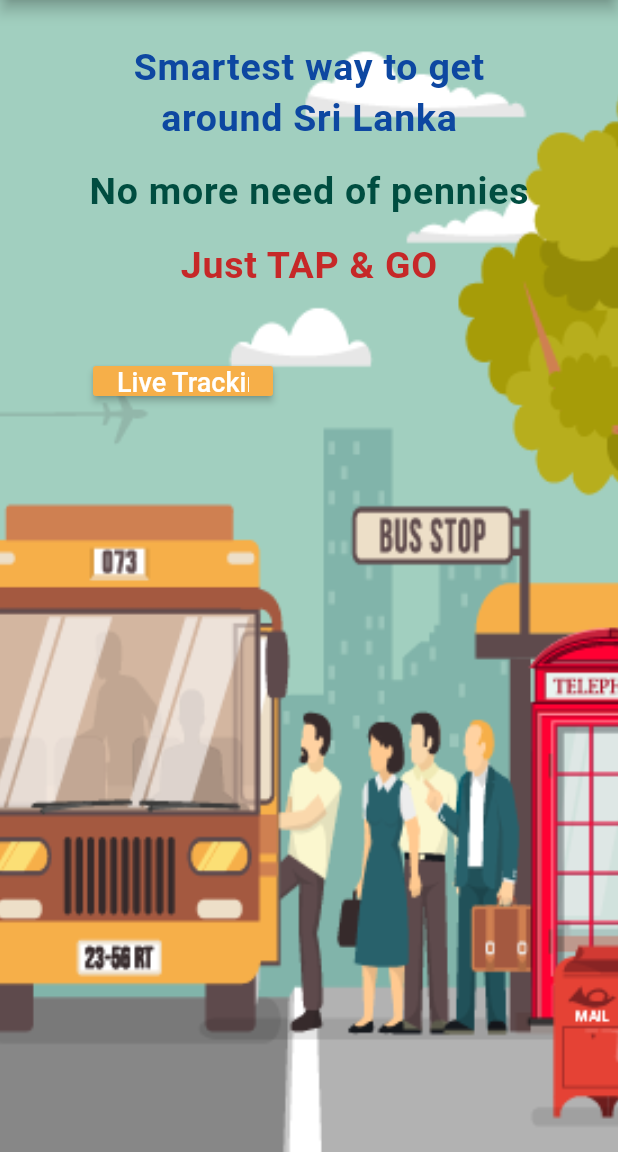
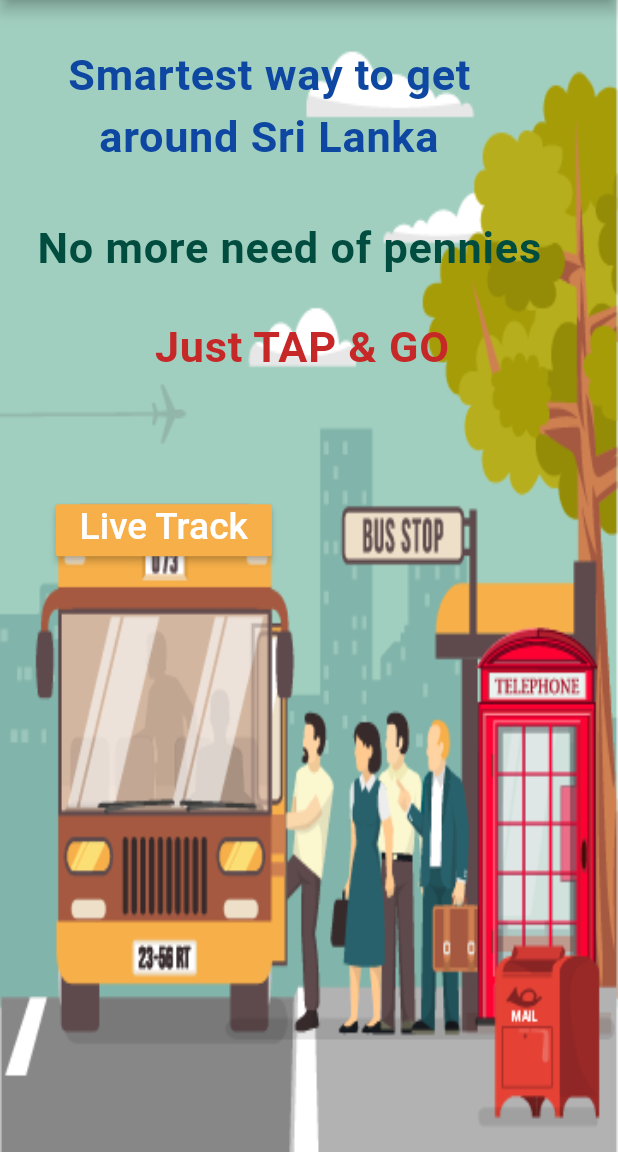
Before and after one commit to heeshala/SmartTraveller, a Flutter app: the screen it shows after launch, on a phone screen of 412 x 824 dp, the part 84-1236 px from its top. Run offline on Flutter 3.47's test engine with Material 2 defaults, Android fonts, the phone set to English and light mode, and no system bars; drawn by our look-alikes of marquee; our stand-ins replace animated_splash_screen, cloud_firestore, firebase_core, flutter_spinkit, geolocator, getwidget and 2 more; missing offline and left inert: flutter_nfc_reader; accounts and stored records are empty; Roboto replaces fonts that are missing (Philosopher).

Commit message:
screen fix

```diff
--- a/lib/Pages/home.dart
+++ b/lib/Pages/home.dart
@@ -16,10 +16,13 @@ class HomePage extends StatefulWidget {
 
 class _NewHomeState extends State<HomePage> {
   Image myImage;
+
   @override
   void initState() {
     myImage = Image.asset("assets/images/background.png");
     super.initState();
+    //
+    //
   }
 
   @override
@@ -146,74 +149,82 @@ class _NewHomeState extends State<HomePage> {
   }
 
   Widget bodyWidget(BuildContext context) {
+    double displayWidth = MediaQuery.of(context).size.width;
+    double displayHeight = MediaQuery.of(context).size.height;
     return Center(
       child: Container(
-          constraints: BoxConstraints.expand(),
+          height: displayHeight,
+          width: displayWidth,
           decoration: BoxDecoration(
               image: DecorationImage(
                   image: AssetImage("assets/images/background.png"),
-                  fit: BoxFit.cover)),
-          child: Column(children: <Widget>[
-            Padding(
-              padding: const EdgeInsets.only(top: 30.00),
+                  fit: BoxFit.fill)),
+          child: Stack(children: <Widget>[
+            Positioned(
+              top: displayHeight * 0.04,
+              left: displayWidth * 0.11,
               child: Text(
-                'Smartest way to get',
+                'Smartest way to get ',
                 style: GoogleFonts.philosopher(
                   textStyle: TextStyle(
                       color: Colors.blue[900],
                       letterSpacing: .5,
-                      fontSize: 25,
+                      fontSize: displayWidth * 0.07,
                       fontWeight: FontWeight.bold),
                 ),
               ),
             ),
-            Padding(
-              padding: const EdgeInsets.only(top: 5.00),
+            Positioned(
+              top: displayHeight * 0.09,
+              left: displayWidth * 0.16,
               child: Text(
                 'around Sri Lanka',
                 style: GoogleFonts.philosopher(
                   textStyle: TextStyle(
                       color: Colors.blue[900],
                       letterSpacing: .5,
-                      fontSize: 25,
+                      fontSize: displayWidth * 0.07,
                       fontWeight: FontWeight.bold),
                 ),
               ),
             ),
-            Padding(
-              padding: const EdgeInsets.only(top: 20.00),
+            Positioned(
+              top: displayHeight * 0.18,
+              left: displayWidth * 0.06,
               child: Text(
                 'No more need of pennies',
                 style: GoogleFonts.philosopher(
                   textStyle: TextStyle(
                       color: Colors.teal[900],
                       letterSpacing: .5,
-                      fontSize: 25,
+                      fontSize: displayWidth * 0.07,
                       fontWeight: FontWeight.w600),
                 ),
               ),
             ),
-            Padding(
-              padding: const EdgeInsets.only(top: 20.00),
+            Positioned(
+              top: displayHeight * 0.26,
+              left: displayWidth * 0.25,
               child: Text(
                 'Just TAP & GO',
                 style: GoogleFonts.philosopher(
                   textStyle: TextStyle(
                       color: Colors.red[800],
                       letterSpacing: .5,
-                      fontSize: 25,
+                      fontSize: displayWidth * 0.07,
                       fontWeight: FontWeight.w600),
                 ),
               ),
             ),
-
-            Padding(
-              padding: const EdgeInsets.only(top: 53.0, right: 168.0),
+            //Live Tracking
+            Positioned(
+              top: displayHeight * 0.408,
+              left: displayWidth * 0.09,
               child: ButtonTheme(
                 buttonColor: Color.fromRGBO(246, 175, 73, 1),
                 child: Container(
-                  height: 20.0,
-                  width: 120,
+                  height: displayHeight * 0.042,
+                  width: displayWidth * 0.35,
                   child: RaisedButton(
                       onPressed: () {
                         Navigator.push(context,
@@ -224,8 +235,10 @@ class _NewHomeState extends State<HomePage> {
                           Expanded(
                             child: Marquee(
                               text: "Live Tracking",
-                              style:
-                                  TextStyle(fontSize: 18, color: Colors.white),
+                              style: GoogleFonts.philosopher(
+                                  textStyle: TextStyle(
+                                      fontSize: displayWidth * 0.06,
+                                      color: Colors.white)),
                               scrollAxis: Axis.horizontal,
                               crossAxisAlignment: CrossAxisAlignment.start,
                               blankSpace: 20.0,
@@ -239,11 +252,14 @@ class _NewHomeState extends State<HomePage> {
             ),
 
             //Telephone
-            Padding(
-                padding: const EdgeInsets.only(top: 30.00, left: 260.0),
+            Positioned(
+                bottom: displayHeight * 0.18,
+                right: displayWidth * 0.05,
                 child: FlatButton(
-                  minWidth: 63.0,
-                  height: 120.0,
+                  minWidth: displayWidth * 0.17,
+                  height: displayHeight * 0.2,
+                  splashColor: Colors.transparent,
+                  highlightColor: Colors.transparent,
                   onPressed: _makingPhoneCall,
                   child: Text(
                     "",
@@ -251,11 +267,14 @@ class _NewHomeState extends State<HomePage> {
                 )),
 
             //Mail
-            Padding(
-                padding: const EdgeInsets.only(top: 15.00, left: 265.0),
+            Positioned(
+                bottom: displayHeight * 0.05,
+                right: displayWidth * 0.05,
                 child: FlatButton(
-                  minWidth: 60.0,
-                  height: 60.0,
+                  minWidth: displayWidth * 0.17,
+                  height: displayHeight * 0.10,
+                  splashColor: Colors.transparent,
+                  highlightColor: Colors.transparent,
                   onPressed: _sendMail,
                   child: Text(
                     "",
@@ -276,9 +295,9 @@ class _NewHomeState extends State<HomePage> {
     final Uri _emailLaunchUri = Uri(
         scheme: 'mailto',
         path: 'contact@smarttraveller.com',
-        queryParameters: {'subject': 'Mobile App Inquiry'});
+        queryParameters: {'subject': 'Mobile Application Inquiry'});
 
-    var url = _emailLaunchUri.toString();
+    var url = _emailLaunchUri.toString().replaceAll("+", "%20");
     if (await canLaunch(url)) {
       await launch(url);
     }
--- a/pubspec.yaml
+++ b/pubspec.yaml
@@ -15,7 +15,7 @@ publish_to: 'none' # Remove this line if you wish to publish to pub.dev
 # In iOS, build-name is used as CFBundleShortVersionString while build-number used as CFBundleVersion.
 # Read more about iOS versioning at
 # https://developer.apple.com/library/archive/documentation/General/Reference/InfoPlistKeyReference/Articles/CoreFoundationKeys.html
-version: 1.0.0+1
+version: 1.0.0
 
 environment:
   sdk: ">=2.7.0 <3.0.0"
```
